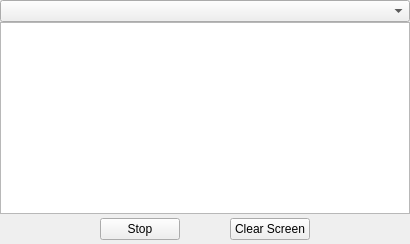
Qt form alethzero/plugins/whisper/WhisperPeers.ui (ethereum/alethzero) before a commit.
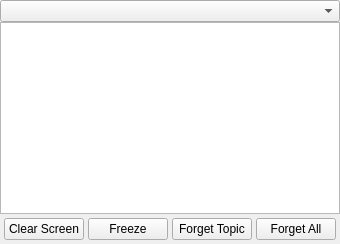
The same form after that commit.

Commit message: whisper plugin complete

```diff
--- a/alethzero/plugins/whisper/WhisperPeers.ui
+++ b/alethzero/plugins/whisper/WhisperPeers.ui
@@ -36,27 +36,20 @@
        <widget class="QWidget" name="whisperPeersWidge2t">
         <layout class="QHBoxLayout" name="whisperPeersLayout2">
           <property name="spacing">
-            <number>50</number>
+            <number>4</number>
           </property>
           <property name="leftMargin">
-            <number>100</number>
+            <number>4</number>
           </property>
           <property name="topMargin">
             <number>4</number>
           </property>
           <property name="rightMargin">
-            <number>100</number>
+            <number>4</number>
           </property>
           <property name="bottomMargin">
             <number>4</number>
           </property>
-              <item>
-                <widget class="QPushButton" name="stop">
-                  <property name="text">
-                    <string>Stop</string>
-                  </property>
-                </widget>
-              </item>
               <item>
                 <widget class="QPushButton" name="clear">
                   <property name="text">
@@ -64,6 +57,27 @@
                   </property>
                 </widget>
               </item>
+          <item>
+            <widget class="QPushButton" name="stop">
+              <property name="text">
+                <string>Freeze</string>
+              </property>
+            </widget>
+          </item>
+          <item>
+            <widget class="QPushButton" name="forgetCurrent">
+              <property name="text">
+                <string>Forget Topic</string>
+              </property>
+            </widget>
+          </item>
+          <item>
+            <widget class="QPushButton" name="forgetAll">
+              <property name="text">
+                <string>Forget All</string>
+              </property>
+            </widget>
+          </item>
         </layout>
        </widget>
       </item>
```
Left out of the diff: 2 changed lines with no effect on the pictures. Lines whose indentation alone changed are shown as unchanged. The commit also changes 5 other files.
